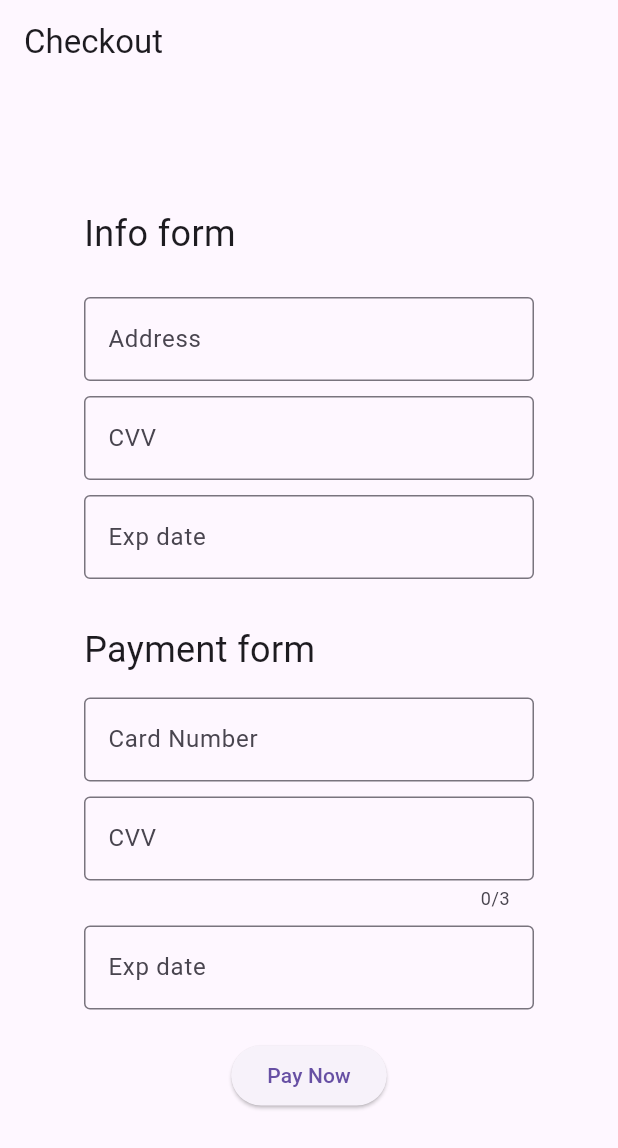
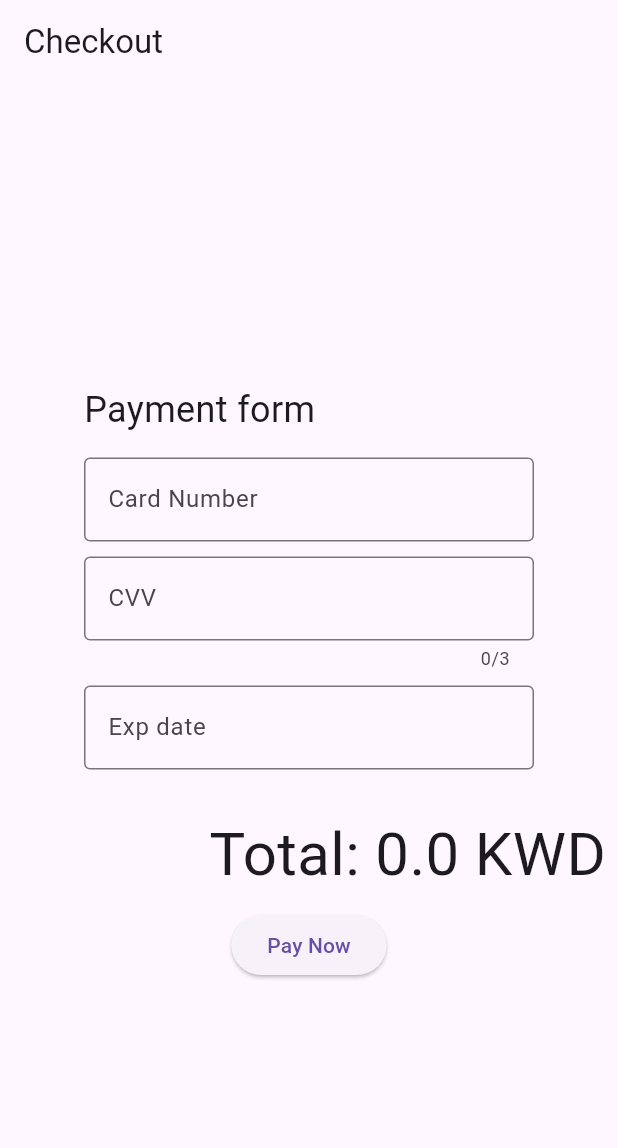
Before and after one commit to ousef777/webstore, a Flutter app: the Checkout screen opened by its route, on a phone screen of 412 x 824 dp. Shown: the top 1148 px of the screen. Run offline on Flutter 3.47's test engine with Material 3 defaults, Android fonts, the light colour scheme and no system bars; our stand-ins replace dio, go_router.

Commit message:
Added total amount to checkout

```diff
--- a/lib/Checkout.dart
+++ b/lib/Checkout.dart
@@ -24,7 +24,7 @@ class Checkout extends StatelessWidget {
       ),
       body: Center(
           child: Column(mainAxisAlignment: MainAxisAlignment.center, children: [
-        infoForm(_formKey),
+        // infoForm(_formKey),
         const SizedBox(
           height: 30,
         ),
@@ -32,6 +32,18 @@ class Checkout extends StatelessWidget {
         const SizedBox(
           height: 20,
         ),
+        Row(
+                  mainAxisAlignment: MainAxisAlignment.end,
+                  children: [
+                    Padding(
+                      padding: EdgeInsets.all(8.0),
+                      child: Text(
+                        "Total: $amount KWD",
+                        style: TextStyle(fontSize: 40),
+                      ),
+                    )
+                  ],
+                ),
         ElevatedButton(
             onPressed: () async {
               // bool val = !_formKey.currentState!.validate();
```
